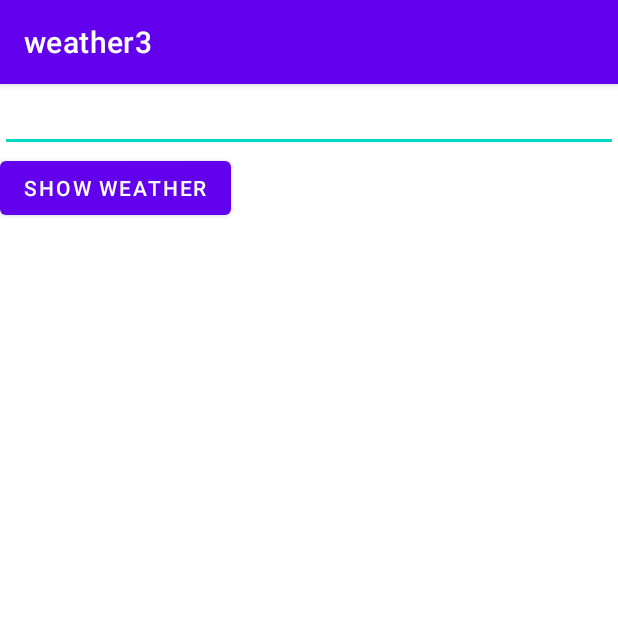
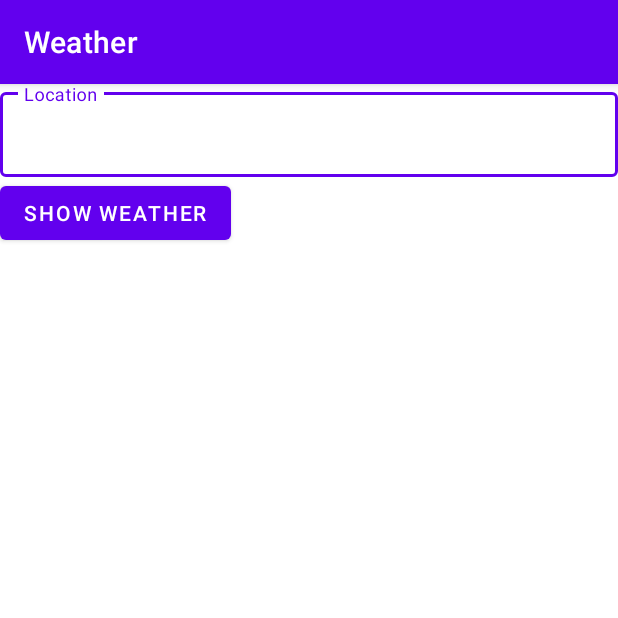
Before and after one commit to aab302c/WeatherApp3, an Android app: the screen it shows after launch (MainActivity), on a phone screen of 412 x 824 dp, the top half of it. Run offline under Robolectric (Android 15) with nearby library versions, the phone set to English and light mode, and no system bars; our stand-ins replace ButterKnife, RxJava; 4 statements that could not run were skipped.

Commit message:
Localization has been added

```diff
--- a/app/src/main/res/layout/activity_main.xml
+++ b/app/src/main/res/layout/activity_main.xml
@@ -6,20 +6,23 @@
     android:layout_height="match_parent"
     android:orientation="vertical"
     tools:context=".presentation.cities.MainActivity">
-
-    <EditText
-        android:id="@+id/city_edit"
+    <com.google.android.material.textfield.TextInputLayout
+        style="@style/Widget.MaterialComponents.TextInputLayout.OutlinedBox"
         android:layout_width="match_parent"
         android:layout_height="wrap_content"
-        app:layout_constraintBottom_toBottomOf="parent"
-        app:layout_constraintLeft_toLeftOf="parent"
-        app:layout_constraintRight_toRightOf="parent"
-        app:layout_constraintTop_toTopOf="parent" />
+        android:hint="@string/textfield_label">
+
+        <com.google.android.material.textfield.TextInputEditText
+            android:id="@+id/city_edit"
+            android:layout_width="match_parent"
+            android:layout_height="wrap_content"/>
+    </com.google.android.material.textfield.TextInputLayout>
+
     <Button
         android:id="@+id/button"
         android:layout_width="wrap_content"
         android:layout_height="wrap_content"
-        android:text="Show Weather"
+        android:text="@string/button_label"
         app:layout_constraintBottom_toBottomOf="parent"
         app:layout_constraintLeft_toLeftOf="parent"
         app:layout_constraintRight_toRightOf="parent"
--- a/app/src/main/res/values/strings.xml
+++ b/app/src/main/res/values/strings.xml
@@ -1,5 +1,7 @@
 <resources>
-    <string name="app_name">weather3</string>
+    <string name="app_name">Weather</string>
     <string name="content_description">Image</string>
-    <string name="empty_city_field">Город не указан</string>
+    <string name="empty_city_field">Location is not specified</string>
+    <string name="textfield_label">Location</string>
+    <string name="button_label">Show weather</string>
 </resources>
```
Also changed, not shown: 1 other file.
